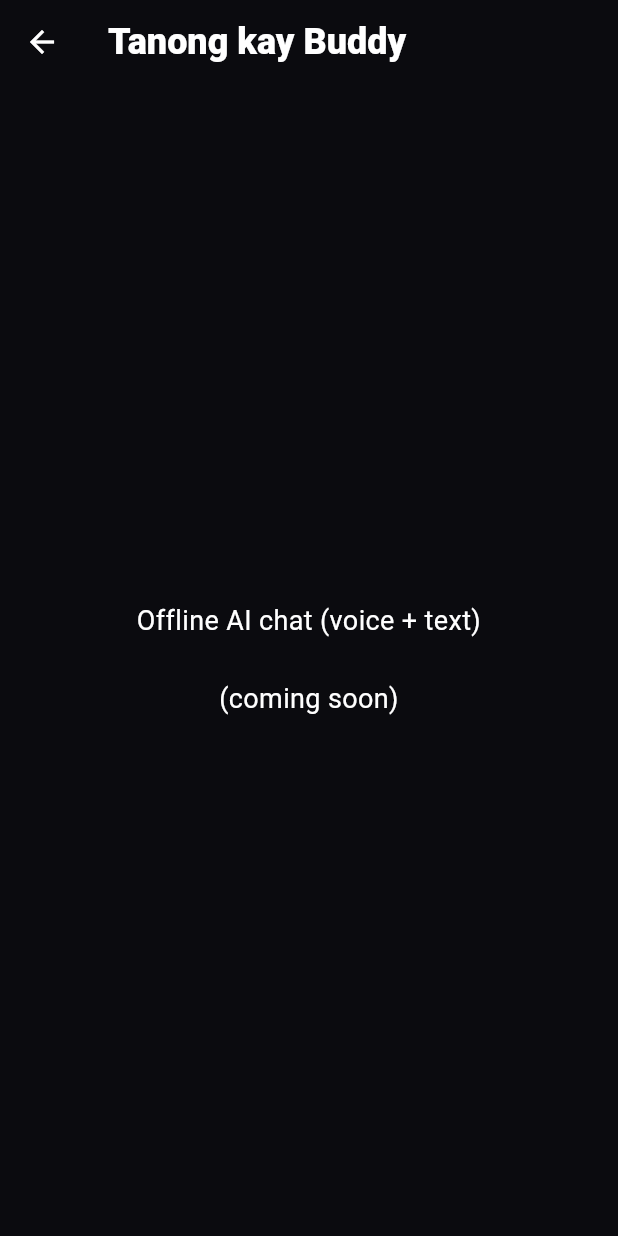
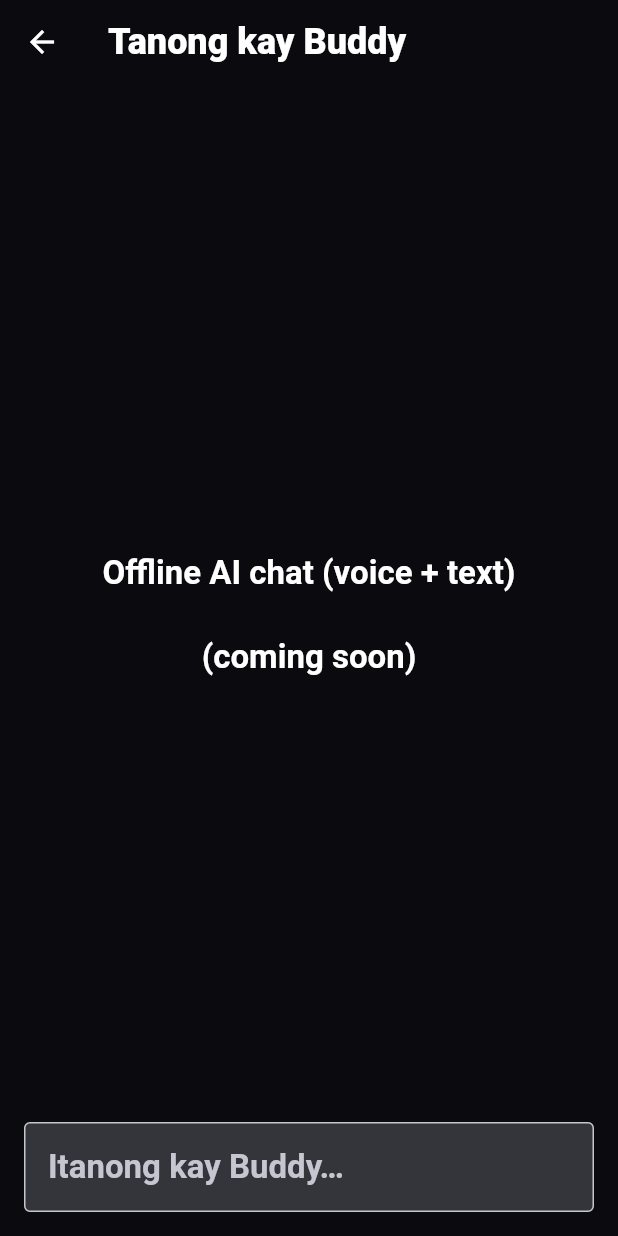
Before and after one commit to Johnn316/biyahebuddy-ph, a Flutter app: the ChatScreen screen opened by its route, on a phone screen of 412 x 824 dp. Run offline on Flutter 3.47's test engine with Material 3 defaults, Android fonts, the phone set to English and light mode, and no system bars; our stand-ins replace flutter_riverpod, go_router, qr_flutter, shared_preferences; accounts and stored records are empty.

Commit message:
feat(chat): prefill question from /chat?q= (placeholder screen)
Co-Authored-By: Claude Opus 5.5 <noreply@anthropic.com>

```diff
--- a/lib/features/chat/screens/chat_screen.dart
+++ b/lib/features/chat/screens/chat_screen.dart
@@ -2,13 +2,31 @@ import 'package:flutter/material.dart';
 import 'package:go_router/go_router.dart';
 
 import '../../../core/router/app_router.dart';
+import '../../../core/theme/app_theme.dart';
 
-// PLACEHOLDER — Offline AI chat (voice + text).
-class ChatScreen extends StatelessWidget {
+// PLACEHOLDER — Offline AI chat (voice + text). For now it only shows the
+// question box, prefilled from `/chat?q=<question>` (e.g. from Na-flag ako).
+class ChatScreen extends StatefulWidget {
   const ChatScreen({super.key});
 
   @override
+  State<ChatScreen> createState() => _ChatScreenState();
+}
+
+class _ChatScreenState extends State<ChatScreen> {
+  late final TextEditingController _question = TextEditingController(
+    text: GoRouterState.of(context).uri.queryParameters['q'],
+  );
+
+  @override
+  void dispose() {
+    _question.dispose();
+    super.dispose();
+  }
+
+  @override
   Widget build(BuildContext context) {
+    final text = Theme.of(context).textTheme;
     return Scaffold(
       appBar: AppBar(
         leading: BackButton(
@@ -17,12 +35,35 @@ class ChatScreen extends StatelessWidget {
         ),
         title: const Text('Tanong kay Buddy'),
       ),
-      body: const Center(
+      body: SafeArea(
+        top: false,
         child: Padding(
-          padding: EdgeInsets.all(24),
-          child: Text(
-            'Offline AI chat (voice + text)\n\n(coming soon)',
-            textAlign: TextAlign.center,
+          padding: const EdgeInsets.all(AppSizes.gap),
+          child: Column(
+            crossAxisAlignment: CrossAxisAlignment.stretch,
+            children: [
+              Expanded(
+                child: Center(
+                  child: Text(
+                    'Offline AI chat (voice + text)\n\n(coming soon)',
+                    textAlign: TextAlign.center,
+                    style: text.titleLarge,
+                  ),
+                ),
+              ),
+              TextField(
+                key: const Key('chat-input'),
+                controller: _question,
+                style: text.titleLarge,
+                minLines: 1,
+                maxLines: 4,
+                decoration: const InputDecoration(
+                  hintText: 'Itanong kay Buddy…',
+                  filled: true,
+                  border: OutlineInputBorder(),
+                ),
+              ),
+            ],
           ),
         ),
       ),
```
